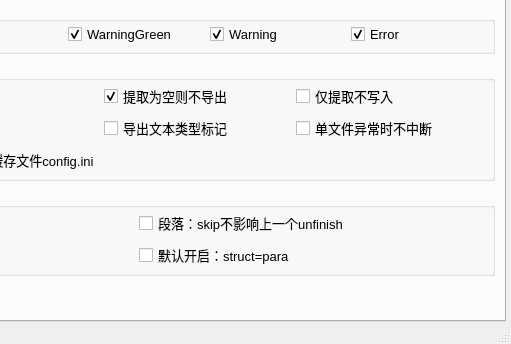
First picture: the form in main/ui_mainWindow.ui, repository satan53x/SExtractor, before the edit; both pictures show x 239 to 750 and y 331 to 675 of the 750 by 675 pixel window.
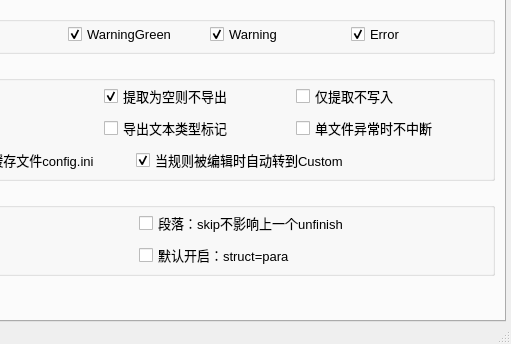
Second picture: the form after the edit. The open tabs and pages were chosen to show the change.

Commit message:
添加设置：当规则被编辑时自动转到Custom
默认勾选

The edit to the form file:
```diff
--- a/main/ui_mainWindow.ui
+++ b/main/ui_mainWindow.ui
@@ -1164,6 +1164,16 @@
                 </property>
                </widget>
               </item>
+              <item>
+               <widget class="QCheckBox" name="autoCustomCheck">
+                <property name="text">
+                 <string>当规则被编辑时自动转到Custom</string>
+                </property>
+                <property name="checked">
+                 <bool>true</bool>
+                </property>
+               </widget>
+              </item>
              </layout>
             </widget>
            </item>
```
The commit also changes 3 other files.
